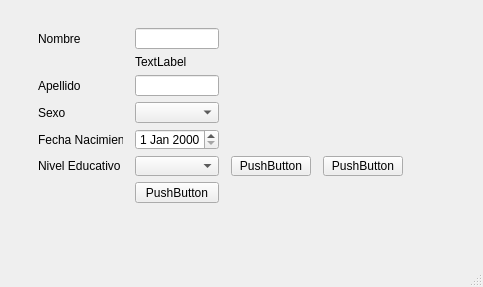
Above: Gui/historia_clinica.ui from pclbusto/HistoriaClinica before the change. Below: the same form after it.
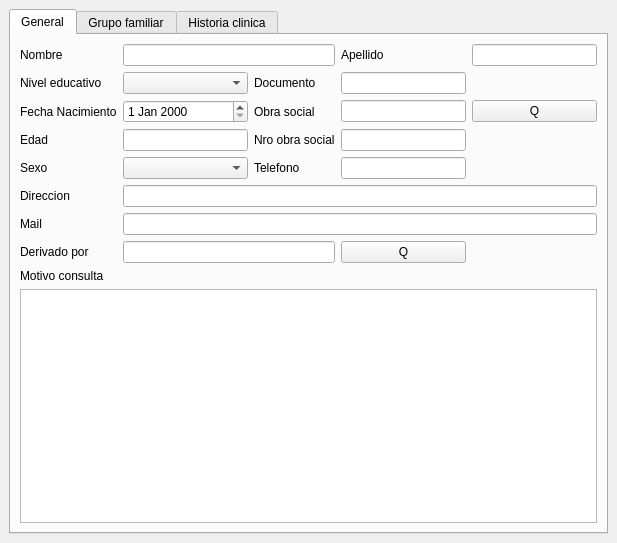
That is the form after the change. The open tabs and pages were chosen to show the change.

Commit message: se define la primera version de la gui

```diff
--- a/Gui/historia_clinica.ui
+++ b/Gui/historia_clinica.ui
@@ -6,143 +6,310 @@
    <rect>
     <x>0</x>
     <y>0</y>
-    <width>483</width>
-    <height>287</height>
+    <width>617</width>
+    <height>543</height>
    </rect>
   </property>
+  <property name="sizePolicy">
+   <sizepolicy hsizetype="Expanding" vsizetype="Expanding">
+    <horstretch>1</horstretch>
+    <verstretch>0</verstretch>
+   </sizepolicy>
+  </property>
   <property name="windowTitle">
    <string>Historia clinica</string>
   </property>
   <widget class="QWidget" name="centralwidget">
-   <widget class="QWidget" name="formLayoutWidget">
-    <property name="geometry">
-     <rect>
-      <x>20</x>
-      <y>10</y>
-      <width>401</width>
-      <height>211</height>
-     </rect>
-    </property>
-    <layout class="QGridLayout" name="gridLayout">
-     <property name="sizeConstraint">
-      <enum>QLayout::SetMaximumSize</enum>
-     </property>
-     <property name="leftMargin">
-      <number>18</number>
-     </property>
-     <property name="topMargin">
-      <number>18</number>
-     </property>
-     <property name="rightMargin">
-      <number>18</number>
-     </property>
-     <property name="bottomMargin">
-      <number>18</number>
-     </property>
-     <property name="horizontalSpacing">
-      <number>12</number>
-     </property>
-     <property name="verticalSpacing">
-      <number>6</number>
-     </property>
-     <item row="1" column="1">
-      <widget class="QLabel" name="label_6">
-       <property name="text">
-        <string>TextLabel</string>
-       </property>
+   <layout class="QGridLayout" name="gridLayout">
+    <item row="0" column="0">
+     <widget class="QTabWidget" name="tabWidget">
+      <property name="currentIndex">
+       <number>2</number>
+      </property>
+      <widget class="QWidget" name="general">
+       <attribute name="title">
+        <string>General</string>
+       </attribute>
+       <layout class="QGridLayout" name="gridLayout_2">
+        <item row="2" column="3">
+         <widget class="QLineEdit" name="lineEdit_7"/>
+        </item>
+        <item row="4" column="1">
+         <widget class="QLineEdit" name="lineEdit_3"/>
+        </item>
+        <item row="3" column="2">
+         <widget class="QLabel" name="label_12">
+          <property name="text">
+           <string>Obra social</string>
+          </property>
+         </widget>
+        </item>
+        <item row="7" column="0">
+         <widget class="QLabel" name="label_7">
+          <property name="text">
+           <string>Direccion</string>
+          </property>
+         </widget>
+        </item>
+        <item row="4" column="0">
+         <widget class="QLabel" name="label_5">
+          <property name="text">
+           <string>Edad</string>
+          </property>
+         </widget>
+        </item>
+        <item row="5" column="3">
+         <widget class="QLineEdit" name="lineEdit_10"/>
+        </item>
+        <item row="5" column="1">
+         <widget class="QComboBox" name="comboBox"/>
+        </item>
+        <item row="4" column="2">
+         <widget class="QLabel" name="label_13">
+          <property name="text">
+           <string>Nro obra social</string>
+          </property>
+         </widget>
+        </item>
+        <item row="0" column="0">
+         <widget class="QLabel" name="label_3">
+          <property name="text">
+           <string>Nombre</string>
+          </property>
+         </widget>
+        </item>
+        <item row="3" column="1">
+         <widget class="QDateEdit" name="dateEdit"/>
+        </item>
+        <item row="3" column="4">
+         <widget class="QPushButton" name="pushButton">
+          <property name="text">
+           <string>Q</string>
+          </property>
+         </widget>
+        </item>
+        <item row="7" column="1" colspan="4">
+         <widget class="QLineEdit" name="lineEdit_4"/>
+        </item>
+        <item row="8" column="0">
+         <widget class="QLabel" name="label_9">
+          <property name="text">
+           <string>Mail</string>
+          </property>
+         </widget>
+        </item>
+        <item row="9" column="1" colspan="2">
+         <widget class="QLineEdit" name="lineEdit_6"/>
+        </item>
+        <item row="3" column="3">
+         <widget class="QLineEdit" name="lineEdit_8"/>
+        </item>
+        <item row="2" column="2">
+         <widget class="QLabel" name="label_11">
+          <property name="text">
+           <string>Documento</string>
+          </property>
+         </widget>
+        </item>
+        <item row="10" column="0">
+         <widget class="QLabel" name="label_10">
+          <property name="text">
+           <string>Motivo consulta</string>
+          </property>
+         </widget>
+        </item>
+        <item row="5" column="2">
+         <widget class="QLabel" name="label_14">
+          <property name="text">
+           <string>Telefono</string>
+          </property>
+         </widget>
+        </item>
+        <item row="8" column="1" colspan="4">
+         <widget class="QLineEdit" name="lineEdit_5"/>
+        </item>
+        <item row="9" column="3">
+         <widget class="QPushButton" name="pushButton_2">
+          <property name="text">
+           <string>Q</string>
+          </property>
+         </widget>
+        </item>
+        <item row="3" column="0">
+         <widget class="QLabel" name="label_4">
+          <property name="text">
+           <string>Fecha Nacimiento</string>
+          </property>
+         </widget>
+        </item>
+        <item row="5" column="0">
+         <widget class="QLabel" name="label_6">
+          <property name="text">
+           <string>Sexo</string>
+          </property>
+         </widget>
+        </item>
+        <item row="9" column="0">
+         <widget class="QLabel" name="label_8">
+          <property name="text">
+           <string>Derivado por</string>
+          </property>
+         </widget>
+        </item>
+        <item row="4" column="3">
+         <widget class="QLineEdit" name="lineEdit_9"/>
+        </item>
+        <item row="11" column="0" colspan="5">
+         <widget class="QTextEdit" name="textEdit"/>
+        </item>
+        <item row="2" column="1">
+         <widget class="QComboBox" name="comboBox_2"/>
+        </item>
+        <item row="2" column="0">
+         <widget class="QLabel" name="label">
+          <property name="text">
+           <string>Nivel educativo</string>
+          </property>
+         </widget>
+        </item>
+        <item row="0" column="4">
+         <widget class="QLineEdit" name="lineEdit_2"/>
+        </item>
+        <item row="0" column="3">
+         <widget class="QLabel" name="label_2">
+          <property name="text">
+           <string>Apellido</string>
+          </property>
+         </widget>
+        </item>
+        <item row="0" column="1" colspan="2">
+         <widget class="QLineEdit" name="lineEdit"/>
+        </item>
+       </layout>
       </widget>
-     </item>
-     <item row="5" column="2">
-      <widget class="QPushButton" name="pushButton_2">
-       <property name="text">
-        <string>PushButton</string>
-       </property>
+      <widget class="QWidget" name="grupo_familiar">
+       <attribute name="title">
+        <string>Grupo familiar</string>
+       </attribute>
+       <layout class="QGridLayout" name="gridLayout_3">
+        <item row="3" column="0">
+         <widget class="QLabel" name="label_16">
+          <property name="text">
+           <string>Nombre</string>
+          </property>
+         </widget>
+        </item>
+        <item row="0" column="0" colspan="3">
+         <widget class="QTableView" name="tableView"/>
+        </item>
+        <item row="2" column="0">
+         <widget class="QLabel" name="label_15">
+          <property name="text">
+           <string>Parentezco</string>
+          </property>
+         </widget>
+        </item>
+        <item row="1" column="1">
+         <widget class="QPushButton" name="pushButton_4">
+          <property name="text">
+           <string>Guardar</string>
+          </property>
+         </widget>
+        </item>
+        <item row="1" column="2">
+         <widget class="QPushButton" name="pushButton_5">
+          <property name="text">
+           <string>Eliminar</string>
+          </property>
+         </widget>
+        </item>
+        <item row="4" column="0">
+         <widget class="QLabel" name="label_17">
+          <property name="text">
+           <string>Apellido</string>
+          </property>
+         </widget>
+        </item>
+        <item row="2" column="1">
+         <widget class="QComboBox" name="comboBox_3"/>
+        </item>
+        <item row="4" column="1">
+         <widget class="QLineEdit" name="lineEdit_12"/>
+        </item>
+        <item row="2" column="2">
+         <widget class="QCheckBox" name="checkBox">
+          <property name="text">
+           <string>Convive con el paciente</string>
+          </property>
+         </widget>
+        </item>
+        <item row="1" column="0">
+         <widget class="QPushButton" name="pushButton_3">
+          <property name="text">
+           <string>Nuevo</string>
+          </property>
+         </widget>
+        </item>
+        <item row="3" column="1" colspan="2">
+         <widget class="QLineEdit" name="lineEdit_11"/>
+        </item>
+       </layout>
       </widget>
-     </item>
-     <item row="5" column="1">
-      <widget class="QComboBox" name="comboBox_2"/>
-     </item>
-     <item row="6" column="1">
-      <widget class="QPushButton" name="pushButton">
-       <property name="text">
-        <string>PushButton</string>
-       </property>
+      <widget class="QWidget" name="historia_clinica">
+       <attribute name="title">
+        <string>Historia clinica</string>
+       </attribute>
+       <layout class="QGridLayout" name="gridLayout_4">
+        <item row="2" column="1">
+         <widget class="QDateEdit" name="dateEdit_2"/>
+        </item>
+        <item row="1" column="0">
+         <widget class="QPushButton" name="pushButton_8">
+          <property name="text">
+           <string>Nuevo</string>
+          </property>
+         </widget>
+        </item>
+        <item row="4" column="0" colspan="3">
+         <widget class="QTextEdit" name="textEdit_2"/>
+        </item>
+        <item row="1" column="2">
+         <widget class="QPushButton" name="pushButton_6">
+          <property name="text">
+           <string>Eliminar</string>
+          </property>
+         </widget>
+        </item>
+        <item row="1" column="1">
+         <widget class="QPushButton" name="pushButton_7">
+          <property name="text">
+           <string>Guardar</string>
+          </property>
+         </widget>
+        </item>
+        <item row="2" column="0">
+         <widget class="QLabel" name="label_18">
+          <property name="text">
+           <string>Fecha</string>
+          </property>
+         </widget>
+        </item>
+        <item row="3" column="0">
+         <widget class="QLabel" name="label_19">
+          <property name="text">
+           <string>Informe</string>
+          </property>
+         </widget>
+        </item>
+        <item row="0" column="0" colspan="3">
+         <widget class="QTableView" name="tableView_2"/>
+        </item>
+       </layout>
       </widget>
-     </item>
-     <item row="0" column="0">
-      <widget class="QLabel" name="label">
-       <property name="layoutDirection">
-        <enum>Qt::LeftToRight</enum>
-       </property>
-       <property name="autoFillBackground">
-        <bool>false</bool>
-       </property>
-       <property name="text">
-        <string>Nombre</string>
-       </property>
-      </widget>
-     </item>
-     <item row="3" column="1">
-      <widget class="QComboBox" name="comboBox"/>
-     </item>
-     <item row="3" column="0">
-      <widget class="QLabel" name="label_3">
-       <property name="text">
-        <string>Sexo</string>
-       </property>
-      </widget>
-     </item>
-     <item row="5" column="0">
-      <widget class="QLabel" name="label_5">
-       <property name="text">
-        <string>Nivel Educativo</string>
-       </property>
-      </widget>
-     </item>
-     <item row="2" column="1">
-      <widget class="QLineEdit" name="lineEdit_2"/>
-     </item>
-     <item row="4" column="0">
-      <widget class="QLabel" name="label_4">
-       <property name="text">
-        <string>Fecha Nacimiento</string>
-       </property>
-      </widget>
-     </item>
-     <item row="4" column="1">
-      <widget class="QDateEdit" name="dateEdit"/>
-     </item>
-     <item row="0" column="1">
-      <widget class="QLineEdit" name="lineEdit"/>
-     </item>
-     <item row="2" column="0">
-      <widget class="QLabel" name="label_2">
-       <property name="text">
-        <string>Apellido</string>
-       </property>
-      </widget>
-     </item>
-     <item row="5" column="3">
-      <widget class="QPushButton" name="pushButton_3">
-       <property name="text">
-        <string>PushButton</string>
-       </property>
-      </widget>
-     </item>
-    </layout>
-   </widget>
+     </widget>
+    </item>
+   </layout>
   </widget>
-  <widget class="QMenuBar" name="menubar">
-   <property name="geometry">
-    <rect>
-     <x>0</x>
-     <y>0</y>
-     <width>483</width>
-     <height>21</height>
-    </rect>
-   </property>
-  </widget>
-  <widget class="QStatusBar" name="statusbar"/>
  </widget>
  <resources/>
  <connections/>
```
Left out of the diff: 33 changed lines with no effect on the pictures. The commit also changes 1 other file.
